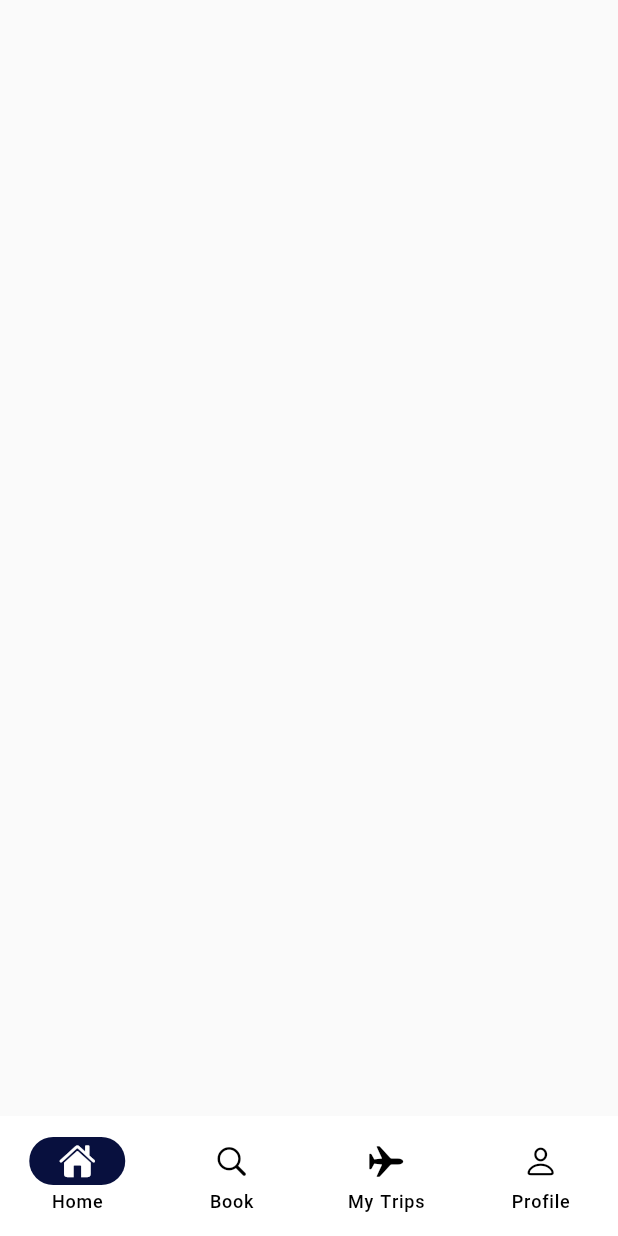
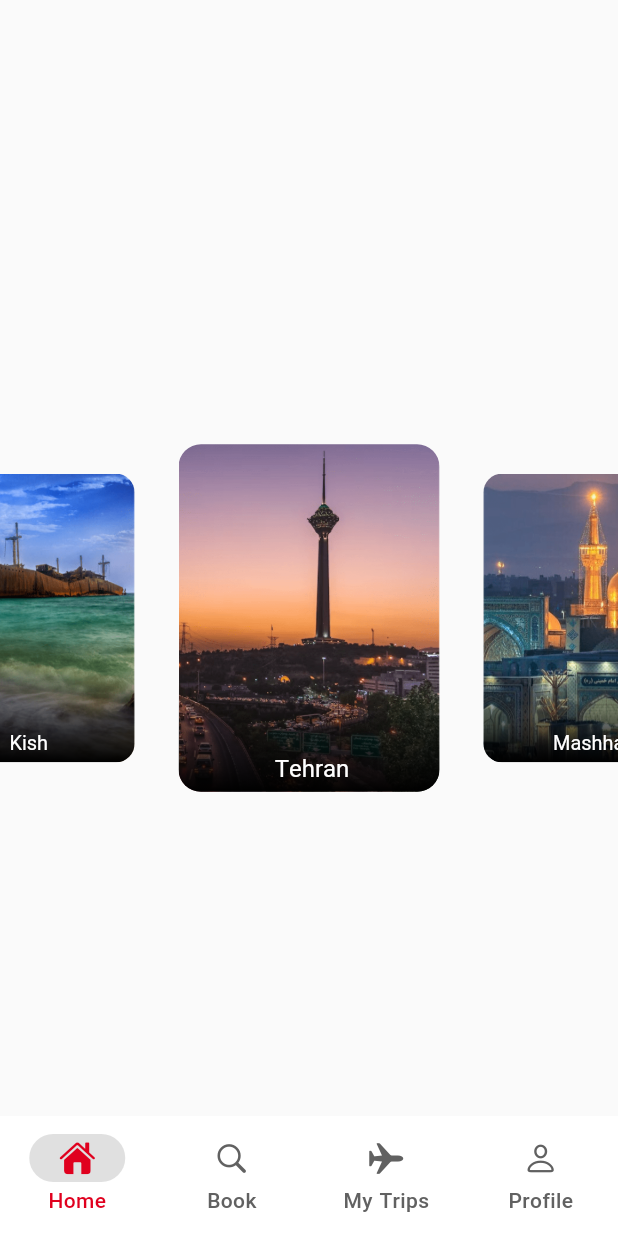
Before and after one commit to AmirhosseinSoleimani/ava_airline, a Flutter app: the screen it shows after launch, on a phone screen of 412 x 824 dp. Run offline on Flutter 3.47's test engine with Material 3 defaults, Android fonts, the phone set to English and light mode, and no system bars; drawn by our look-alikes of carousel_slider; our stand-ins replace equatable, flutter_bloc, flutter_spinkit, flutter_svg, go_router; generated files the repository leaves out were written again.

Commit message:
carousel design and bottom navbar

```diff
--- a/lib/src/features/bottom_navigation_bar/presentation/pages/mobile/bottom_navigation_bar_mobile_page.dart
+++ b/lib/src/features/bottom_navigation_bar/presentation/pages/mobile/bottom_navigation_bar_mobile_page.dart
@@ -24,37 +24,37 @@ class BottomNavigationBarMobilePage extends StatelessWidget {
           NavigationDestination(
             label: textLocalization.home,
             icon: const Icon(IconManager.home, size: AppSize.s24),
-            selectedIcon: const Icon(
+            selectedIcon:  Icon(
               IconManager.home,
               size: AppSize.s24,
-              // color: Theme.of(context).colorScheme.onSecondaryContainer,
+              color: Theme.of(context).colorScheme.primary,
             ),
           ),
           NavigationDestination(
             label: textLocalization.book,
             icon: const Icon(IconManager.book, size: AppSize.s24),
-            selectedIcon: const Icon(
+            selectedIcon:  Icon(
               IconManager.book,
               size: AppSize.s24,
-              // color: Theme.of(context).colorScheme.onSecondaryContainer,
+              color: Theme.of(context).colorScheme.primary,
             ),
           ),
           NavigationDestination(
             label: textLocalization.myTrips,
             icon: const Icon(IconManager.airplane, size: AppSize.s24),
-            selectedIcon: const Icon(
+            selectedIcon:  Icon(
               IconManager.airplane,
               size: AppSize.s24,
-              // color: Theme.of(context).colorScheme.onSecondaryContainer,
+              color: Theme.of(context).colorScheme.primary,
             ),
           ),
           NavigationDestination(
             label: textLocalization.profile,
             icon: const Icon(IconManager.person, size: AppSize.s24),
-            selectedIcon: const Icon(
+            selectedIcon:  Icon(
               IconManager.person,
               size: AppSize.s24,
-              // color: Theme.of(context).colorScheme.onSecondaryContainer,
+              color: Theme.of(context).colorScheme.primary,
             ),
           ),
         ],
--- /dev/null
+++ b/lib/src/features/home/domain/entities/city_entity.dart
@@ -0,0 +1,6 @@
+class City{
+  final String name;
+  final String description;
+  final String asset;
+  const City({required this.name, required this.description,required this.asset});
+}
--- a/lib/src/features/home/presentation/pages/home_page.dart
+++ b/lib/src/features/home/presentation/pages/home_page.dart
@@ -8,9 +8,9 @@ class HomePage extends StatelessWidget {
 
   @override
   Widget build(BuildContext context) {
-    return const AvaResponsiveWidget(
+    return AvaResponsiveWidget(
       smallScreen: HomePageMobile(),
-      largeScreen: HomePageWeb(),
+      largeScreen: const HomePageWeb(),
     );
   }
 }
--- /dev/null
+++ b/lib/src/features/home/presentation/pages/mobile/carousel_card.dart
@@ -0,0 +1,59 @@
+import 'package:ava_airline/src/features/home/domain/entities/city_entity.dart';
+import 'package:flutter/material.dart';
+
+class CarouselCard extends StatelessWidget {
+  final City city;
+
+  const CarouselCard({required this.city, super.key});
+
+  @override
+  Widget build(BuildContext context) {
+    return Container(
+      margin: const EdgeInsets.symmetric(horizontal: 16),
+      child: ClipRRect(
+        borderRadius: BorderRadius.circular(15),
+        child: Stack(
+          children: [
+            Row(
+              children: [
+                Expanded(
+                  child: Image.asset(
+                    city.asset,
+                    height: 250,
+                    fit: BoxFit.fitWidth,
+                  ),
+                ),
+              ],
+            ),
+            Align(
+                alignment: Alignment.bottomCenter,
+                child: Container(
+                  width: double.infinity,
+                  decoration: const BoxDecoration(
+                    gradient: LinearGradient(
+                      colors: [Colors.transparent, Colors.black],
+                      begin: Alignment.topCenter,
+                      end: Alignment.bottomCenter,
+                    ),
+                  ),
+                  height: 75,
+                  child: Padding(
+                    padding: const EdgeInsets.only(bottom: 4, left: 4),
+                    child: Align(
+                      alignment: Alignment.bottomCenter,
+                      child: Text(city.name,
+                          style: Theme.of(context)
+                              .textTheme
+                              .displaySmall!
+                              .copyWith(
+                                  color:
+                                      Colors.white)),
+                    ),
+                  ),
+                ))
+          ],
+        ),
+      ),
+    );
+  }
+}
--- a/lib/src/features/home/presentation/pages/mobile/home_page_mobile.dart
+++ b/lib/src/features/home/presentation/pages/mobile/home_page_mobile.dart
@@ -1,19 +1,36 @@
 import 'package:ava_airline/src/features/bottom_navigation_bar/bottom_navigation_bar.dart';
+import 'package:ava_airline/src/features/home/domain/entities/city_entity.dart';
+import 'package:ava_airline/src/features/home/presentation/pages/mobile/carousel_card.dart';
+import 'package:carousel_slider/carousel_slider.dart';
 import 'package:flutter/material.dart';
 
 class HomePageMobile extends StatelessWidget {
-  const HomePageMobile({super.key});
+  HomePageMobile({super.key});
+
+  final cities = {
+    const City(name: 'Tehran', asset: 'assets/image/1.png', description: ''),
+    const City(name: 'Mashhad', asset: 'assets/image/2.png', description: ''),
+    const City(name: 'Qeshm', asset: 'assets/image/3.png', description: ''),
+    const City(name: 'Kish', asset: 'assets/image/4.png', description: ''),
+  };
 
   @override
   Widget build(BuildContext context) {
     return Scaffold(
-      body: Container(
-        child: Column(
+        body: Column(
+          mainAxisAlignment: MainAxisAlignment.center,
           children: [
-
+            CarouselSlider(
+              items: cities.map((e) => CarouselCard(city: e)).toList(),
+              options: CarouselOptions(
+                  autoPlay: true,
+                  enlargeCenterPage: true,
+                  enlargeStrategy: CenterPageEnlargeStrategy.zoom,
+                  enlargeFactor: 0.35,
+                  viewportFraction: 0.5
+              ),
+            )
           ],
-        ),
-      )
-    );
+        ));
   }
 }
--- a/lib/src/shared/resources/color_manager.dart
+++ b/lib/src/shared/resources/color_manager.dart
@@ -2,7 +2,7 @@ import 'package:ava_airline/src/shared/extensions/color_extensions.dart';
 import 'package:flutter/material.dart';
 
 class ColorLightThemeManager {
-  static Color primary = HexColor.fromHex('#e0001e');
+  static Color primary = const Color(0xffe0001e);
   static Color secondary = HexColor.fromHex('#08103e');
   static Color backGroundColor = Colors.grey.shade50;
   static Color red = Colors.red;
--- a/lib/src/shared/resources/theme/app_theme_data.dart
+++ b/lib/src/shared/resources/theme/app_theme_data.dart
@@ -6,80 +6,124 @@ abstract class AppThemeData {
 }
 
 class LightAppThemeData extends AppThemeData {
-
   @override
-  ThemeData get materialThemeData => ThemeData(
+  ThemeData get materialThemeData =>
+      ThemeData(
           useMaterial3: true,
           brightness: Brightness.light,
-
           colorScheme: ColorScheme(
             primary: ColorLightThemeManager.primary,
             onPrimary: ColorLightThemeManager.white,
-
             secondary: ColorLightThemeManager.secondary,
             onSecondary: ColorLightThemeManager.white,
-
             error: ColorLightThemeManager.red,
             onError: ColorLightThemeManager.white,
-
             surface: ColorLightThemeManager.backGroundColor,
             onSurface: ColorLightThemeManager.black,
-
             brightness: Brightness.light,
           ),
 
-      textTheme: TextTheme(
-        headlineLarge: getBoldStyle(fontSize: AppSize.s24, color: ColorLightThemeManager.black),
-        headlineMedium: getSemiBoldStyle(fontSize: AppSize.s24, color: ColorLightThemeManager.black),
-        headlineSmall: getRegularStyle(fontSize: AppSize.s24, color: ColorLightThemeManager.black),
+          navigationBarTheme: NavigationBarThemeData(
+            indicatorColor: Colors.grey[300],
+              backgroundColor: Colors.white,
+              iconTheme:
+              WidgetStatePropertyAll(
+                  IconThemeData(color: Colors.grey.shade700)),
+            labelTextStyle: WidgetStateProperty.resolveWith((state) {
+              if (state.contains(WidgetState.selected)) {
+                return  TextStyle(color: ColorLightThemeManager.primary);
+              }
+              return  TextStyle(color: Colors.grey[700]);
+            }),
+      )
 
-        titleLarge: getBoldStyle(fontSize: AppSize.s18, color: ColorLightThemeManager.black),
-        titleMedium: getSemiBoldStyle(fontSize: AppSize.s18, color: ColorLightThemeManager.black),
-        titleSmall: getRegularStyle(fontSize: AppSize.s18, color: ColorLightThemeManager.black),
+  ,
 
-        displayLarge: getBoldStyle(fontSize: AppSize.s16, color: ColorLightThemeManager.black),
-        displayMedium: getSemiBoldStyle(fontSize: AppSize.s16, color: ColorLightThemeManager.black),
-        displaySmall: getRegularStyle(fontSize: AppSize.s16, color: ColorLightThemeManager.black),
+  textTheme
 
-        bodyLarge: getBoldStyle(fontSize: AppSize.s14, color: ColorLightThemeManager.black),
-        bodyMedium: getSemiBoldStyle(fontSize: AppSize.s14, color: ColorLightThemeManager.black),
-        bodySmall: getRegularStyle(fontSize: AppSize.s14, color: ColorLightThemeManager.black),
+      :
 
-        labelLarge: getBoldStyle(fontSize: AppSize.s12, color: ColorLightThemeManager.black),
-        labelMedium: getSemiBoldStyle(fontSize: AppSize.s12, color: ColorLightThemeManager.black),
-        labelSmall: getRegularStyle(fontSize: AppSize.s12, color: ColorLightThemeManager.black),
-      ).apply(fontFamily: FontConstants.fontFamily)
+  TextTheme
+
+  (
+
+  headlineLarge: getBoldStyle(
+  fontSize: AppSize.s24, color: ColorLightThemeManager.black),
+  headlineMedium: getSemiBoldStyle(
+  fontSize: AppSize.s24, color: ColorLightThemeManager.black),
+  headlineSmall: getRegularStyle(
+  fontSize: AppSize.s24, color: ColorLightThemeManager.black),
+  titleLarge: getBoldStyle(
+  fontSize: AppSize.s18, color: ColorLightThemeManager.black),
+  titleMedium: getSemiBoldStyle(
+  fontSize: AppSize.s18, color: ColorLightThemeManager.black),
+  titleSmall: getRegularStyle(
+  fontSize: AppSize.s18, color: ColorLightThemeManager.black),
+  displayLarge: getBoldStyle(
+  fontSize: AppSize.s16, color: ColorLightThemeManager.black),
+  displayMedium: getSemiBoldStyle(
+  fontSize: AppSize.s16, color: ColorLightThemeManager.black),
+  displaySmall: getRegularStyle(
+  fontSize: AppSize.s16, color: ColorLightThemeManager.black),
+  bodyLarge: getBoldStyle(
+  fontSize: AppSize.s14, color: ColorLightThemeManager.black),
+  bodyMedium: getSemiBoldStyle(
+  fontSize: AppSize.s14, color: ColorLightThemeManager.black),
+  bodySmall: getRegularStyle(
+  fontSize: AppSize.s14, color: ColorLightThemeManager.black),
+  labelLarge: getBoldStyle(
+  fontSize: AppSize.s12, color: ColorLightThemeManager.black),
+  labelMedium: getSemiBoldStyle(
+  fontSize: AppSize.s12, color: ColorLightThemeManager.black),
+  labelSmall: getRegularStyle(
+  fontSize: AppSize.s12, color: ColorLightThemeManager.black),
+  ).apply(fontFamily: FontConstants
+
+      .
+
+  fontFamily
+
+  )
+
   );
 }
 
-
-class DarkAppThemeData extends AppThemeData{
-
+class DarkAppThemeData extends AppThemeData {
   @override
-  ThemeData get materialThemeData => ThemeData(
+  ThemeData get materialThemeData =>
+      ThemeData(
           useMaterial3: true,
           brightness: Brightness.light,
-
           textTheme: TextTheme(
-        headlineLarge: getBoldStyle(fontSize: AppSize.s24, color: ColorLightThemeManager.white),
-        headlineMedium: getSemiBoldStyle(fontSize: AppSize.s24, color: ColorLightThemeManager.white),
-        headlineSmall: getRegularStyle(fontSize: AppSize.s24, color: ColorLightThemeManager.white),
-
-        titleLarge: getBoldStyle(fontSize: AppSize.s18, color: ColorLightThemeManager.white),
-        titleMedium: getSemiBoldStyle(fontSize: AppSize.s18, color: ColorLightThemeManager.white),
-        titleSmall: getRegularStyle(fontSize: AppSize.s18, color: ColorLightThemeManager.white),
-
-        displayLarge: getBoldStyle(fontSize: AppSize.s16, color: ColorLightThemeManager.white),
-        displayMedium: getSemiBoldStyle(fontSize: AppSize.s16, color: ColorLightThemeManager.white),
-        displaySmall: getRegularStyle(fontSize: AppSize.s16, color: ColorLightThemeManager.white),
-
-        bodyLarge: getBoldStyle(fontSize: AppSize.s14, color: ColorLightThemeManager.white),
-        bodyMedium: getSemiBoldStyle(fontSize: AppSize.s14, color: ColorLightThemeManager.white),
-        bodySmall: getRegularStyle(fontSize: AppSize.s14, color: ColorLightThemeManager.white),
-
-        labelLarge: getBoldStyle(fontSize: AppSize.s12, color: ColorLightThemeManager.white),
-        labelMedium: getSemiBoldStyle(fontSize: AppSize.s12, color: ColorLightThemeManager.white),
-        labelSmall: getRegularStyle(fontSize: AppSize.s12, color: ColorLightThemeManager.white),
-      ).apply(fontFamily: FontConstants.fontFamily)
-  );
+            headlineLarge: getBoldStyle(
+                fontSize: AppSize.s24, color: ColorLightThemeManager.white),
+            headlineMedium: getSemiBoldStyle(
+                fontSize: AppSize.s24, color: ColorLightThemeManager.white),
+            headlineSmall: getRegularStyle(
+                fontSize: AppSize.s24, color: ColorLightThemeManager.white),
+            titleLarge: getBoldStyle(
+                fontSize: AppSize.s18, color: ColorLightThemeManager.white),
+            titleMedium: getSemiBoldStyle(
+                fontSize: AppSize.s18, color: ColorLightThemeManager.white),
+            titleSmall: getRegularStyle(
+                fontSize: AppSize.s18, color: ColorLightThemeManager.white),
+            displayLarge: getBoldStyle(
+                fontSize: AppSize.s16, color: ColorLightThemeManager.white),
+            displayMedium: getSemiBoldStyle(
+                fontSize: AppSize.s16, color: ColorLightThemeManager.white),
+            displaySmall: getRegularStyle(
+                fontSize: AppSize.s16, color: ColorLightThemeManager.white),
+            bodyLarge: getBoldStyle(
+                fontSize: AppSize.s14, color: ColorLightThemeManager.white),
+            bodyMedium: getSemiBoldStyle(
+                fontSize: AppSize.s14, color: ColorLightThemeManager.white),
+            bodySmall: getRegularStyle(
+                fontSize: AppSize.s14, color: ColorLightThemeManager.white),
+            labelLarge: getBoldStyle(
+                fontSize: AppSize.s12, color: ColorLightThemeManager.white),
+            labelMedium: getSemiBoldStyle(
+                fontSize: AppSize.s12, color: ColorLightThemeManager.white),
+            labelSmall: getRegularStyle(
+                fontSize: AppSize.s12, color: ColorLightThemeManager.white),
+          ).apply(fontFamily: FontConstants.fontFamily));
 }
--- a/pubspec.yaml
+++ b/pubspec.yaml
@@ -17,6 +17,7 @@ dependencies:
   flutter_spinkit: ^5.2.1
   flutter_svg: ^2.0.10+1
   equatable: ^2.0.5
+  carousel_slider: ^4.2.1
 
 dev_dependencies:
   flutter_test:
@@ -28,6 +29,7 @@ flutter:
   assets:
     - assets/svg/home_page/
     - assets/image/home_page/
+    - assets/image/
 
   fonts:
     - family: "iransans_fa"
```
Also changed, not shown: assets/image/1.png (added), assets/image/2.png (added), assets/image/3.png (added), assets/image/4.png (added), pubspec.lock. Lines whose indentation alone changed are shown as unchanged.
